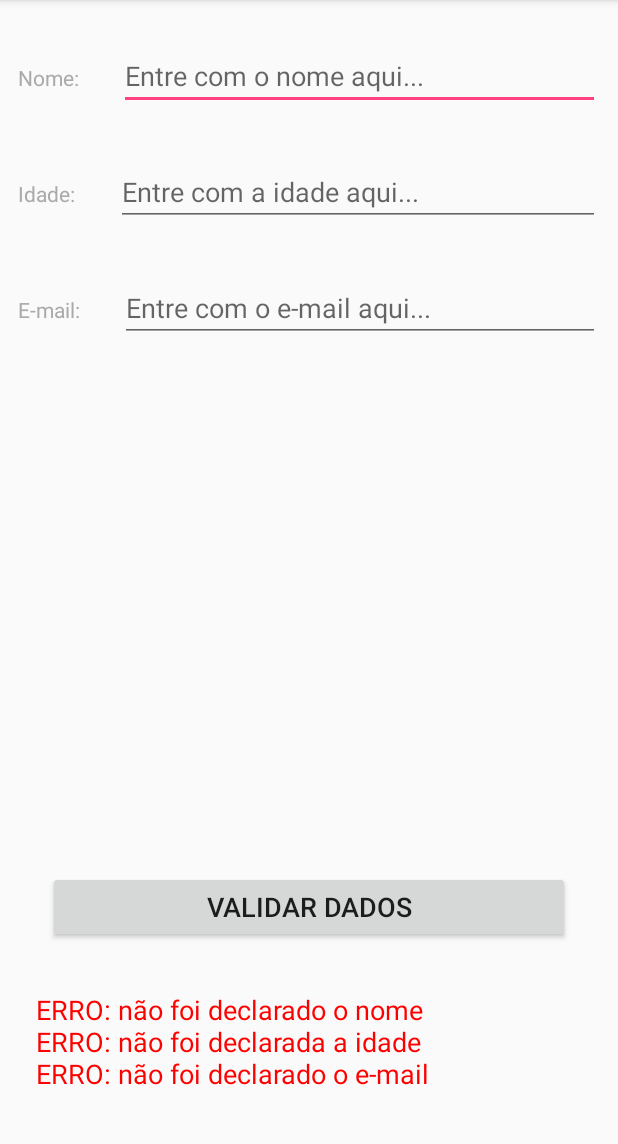
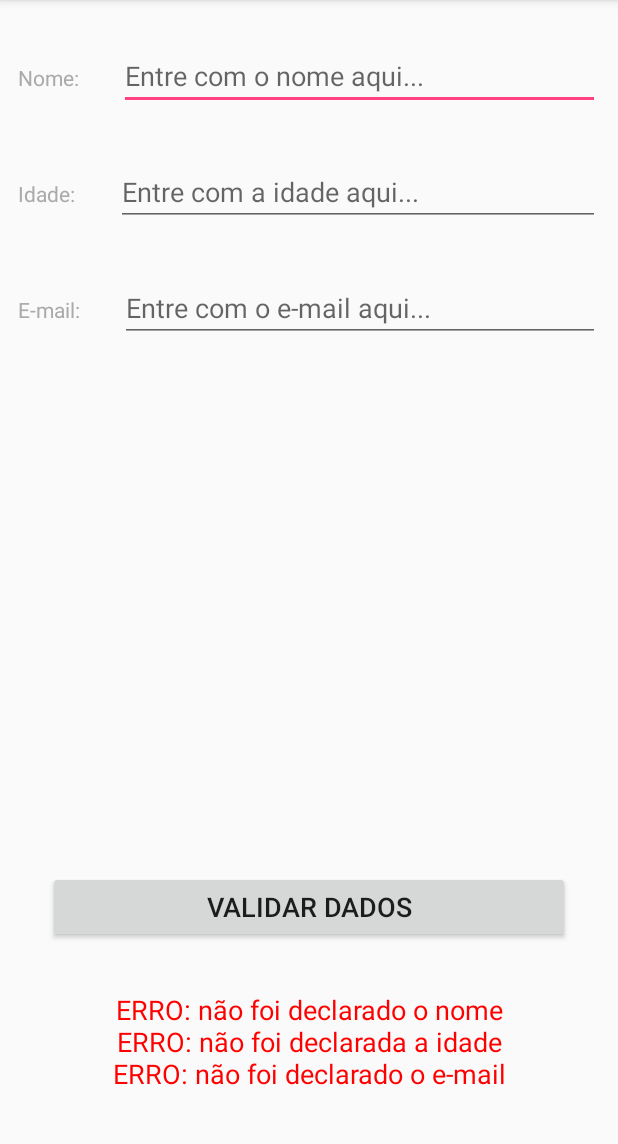
Before and after one commit to CNSNGopenSourceProjects/ViewCustomizada, an Android app: the screen it shows after launch (MainActivity), after a tap on "VALIDAR DADOS", on a phone screen of 412 x 824 dp, the part 84-1228 px from its top. Run offline under Robolectric (Android 15) with nearby library versions, the phone set to English and light mode, and no system bars.

Commit message:
Degug finalizado e programa funcionando

```diff
--- a/app/src/main/res/layout/activity_main.xml
+++ b/app/src/main/res/layout/activity_main.xml
@@ -65,9 +65,10 @@
         android:layout_marginBottom="32dp"
         android:layout_marginEnd="16dp"
         android:layout_marginStart="16dp"
-        android:maxLines="5"
+        android:maxLines="6"
         android:minLines="1"
         android:padding="8dp"
+        android:textAlignment="center"
         android:textColor="@color/vermelho"
         android:textSize="18sp"
         app:layout_constraintBottom_toBottomOf="parent"
--- a/app/src/main/res/values/colors.xml
+++ b/app/src/main/res/values/colors.xml
@@ -4,4 +4,5 @@
     <color name="colorPrimaryDark">#303F9F</color>
     <color name="colorAccent">#FF4081</color>
     <color name="vermelho">#FF0000</color>
+    <color name="preto">#000000</color>
 </resources>
--- a/app/src/main/res/values/strings.xml
+++ b/app/src/main/res/values/strings.xml
@@ -8,7 +8,7 @@
     <string name="hint_titulo_nome">Entre com o nome aqui...</string>
     <string name="erro_sem_nome">ERRO: não foi declarado o nome</string>
     <string name="erro_nome_curto">ERRO: nome muito curto</string>
-    <string name="erro_nome_minimo_1_espaco">ERRO: o nome precisa ter pelo menos 1 esspaço</string>
+    <string name="erro_nome_minimo_1_espaco">ERRO: o nome precisa ter pelo menos 1 espaço</string>
     <string name="erro_nome_minimo_5_letras">ERRO: o nome precisa ter pelo menos 5 caracteres</string>
 
     <string name="titulo_idade">Idade:</string>
@@ -27,4 +27,9 @@
     <string name="erro_faltou_dado">ERRO: nenhum valor foi declarado</string>
 
     <string name="btn_validar_dados">Validar Dados</string>
+    <string name="valores_validos">VALORES VÁLIDOS</string>
+    <string name="valor_ok">VALOR OK</string>
+    <string name="nome_ok">NOME OK</string>
+    <string name="idade_ok">IDADE OK</string>
+    <string name="email_ok">E-MAIL OK</string>
 </resources>
```
Also changed, not shown: app/src/main/java/br/com/conseng/viewcustomizada/FieldView.kt (+13 -3 lines).
